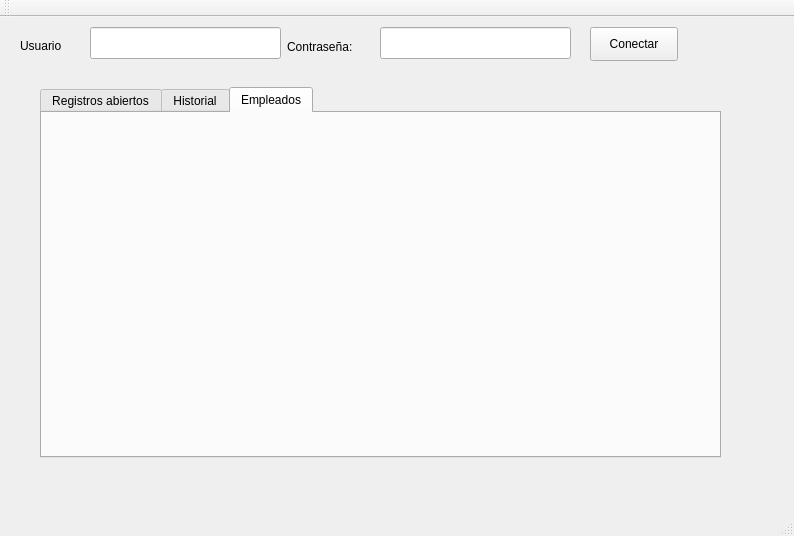
Old version of the form Admin_Fichaje_Plantilla/ui/mainwindow.ui in the repository MartiHui/GSDAM_Fichaje_Plantilla.
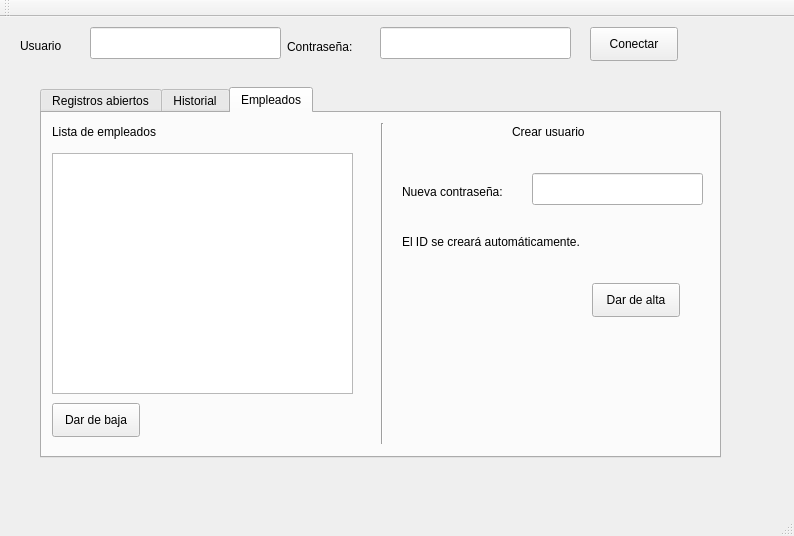
New version of the form. The open tabs and pages were chosen to show the change.

Commit message: ADD El Administrador recibe y muestra la lista de empleados activos

```diff
--- a/Admin_Fichaje_Plantilla/ui/mainwindow.ui
+++ b/Admin_Fichaje_Plantilla/ui/mainwindow.ui
@@ -153,6 +153,120 @@
      <attribute name="title">
       <string>Empleados</string>
      </attribute>
+     <widget class="QListWidget" name="employeeList">
+      <property name="geometry">
+       <rect>
+        <x>10</x>
+        <y>40</y>
+        <width>301</width>
+        <height>241</height>
+       </rect>
+      </property>
+      <property name="editTriggers">
+       <set>QAbstractItemView::NoEditTriggers</set>
+      </property>
+     </widget>
+     <widget class="QLabel" name="label_3">
+      <property name="geometry">
+       <rect>
+        <x>10</x>
+        <y>10</y>
+        <width>181</width>
+        <height>18</height>
+       </rect>
+      </property>
+      <property name="text">
+       <string>Lista de empleados</string>
+      </property>
+     </widget>
+     <widget class="QPushButton" name="removeEmployee">
+      <property name="geometry">
+       <rect>
+        <x>10</x>
+        <y>290</y>
+        <width>88</width>
+        <height>34</height>
+       </rect>
+      </property>
+      <property name="text">
+       <string>Dar de baja</string>
+      </property>
+     </widget>
+     <widget class="Line" name="line">
+      <property name="geometry">
+       <rect>
+        <x>330</x>
+        <y>10</y>
+        <width>20</width>
+        <height>321</height>
+       </rect>
+      </property>
+      <property name="orientation">
+       <enum>Qt::Vertical</enum>
+      </property>
+     </widget>
+     <widget class="QLabel" name="label_4">
+      <property name="geometry">
+       <rect>
+        <x>470</x>
+        <y>10</y>
+        <width>91</width>
+        <height>18</height>
+       </rect>
+      </property>
+      <property name="text">
+       <string>Crear usuario</string>
+      </property>
+     </widget>
+     <widget class="QLabel" name="label_5">
+      <property name="geometry">
+       <rect>
+        <x>360</x>
+        <y>70</y>
+        <width>121</width>
+        <height>18</height>
+       </rect>
+      </property>
+      <property name="text">
+       <string>Nueva contraseña:</string>
+      </property>
+     </widget>
+     <widget class="QLineEdit" name="newPassword">
+      <property name="geometry">
+       <rect>
+        <x>490</x>
+        <y>60</y>
+        <width>171</width>
+        <height>32</height>
+       </rect>
+      </property>
+     </widget>
+     <widget class="QPushButton" name="createEmployee">
+      <property name="geometry">
+       <rect>
+        <x>550</x>
+        <y>170</y>
+        <width>88</width>
+        <height>34</height>
+       </rect>
+      </property>
+      <property name="text">
+       <string>Dar de alta</string>
+      </property>
+     </widget>
+     <widget class="QLabel" name="label_6">
+      <property name="geometry">
+       <rect>
+        <x>360</x>
+        <y>120</y>
+        <width>221</width>
+        <height>18</height>
+       </rect>
+      </property>
+      <property name="text">
+       <string>El ID se creará automáticamente.</string>
+      </property>
+     </widget>
     </widget>
    </widget>
   </widget>
```
Left out of the diff: 2 changed lines with no effect on the pictures. The commit also changes 11 other files.
